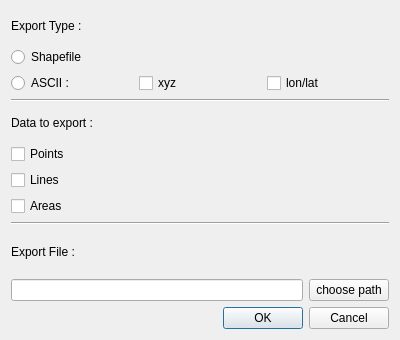
First picture: the form in 3DMetrics/meas_geom_export_dialog.ui, repository IfremerUnderwater/3DMetrics, before the edit.
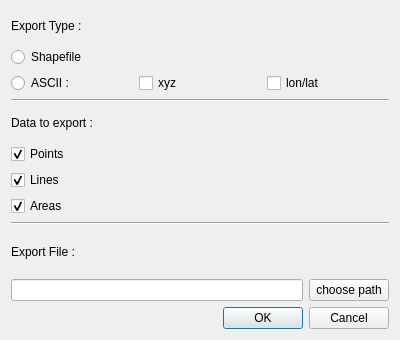
Second picture: the form after the edit.

```diff
--- a/3DMetrics/meas_geom_export_dialog.ui
+++ b/3DMetrics/meas_geom_export_dialog.ui
@@ -101,6 +101,9 @@
        <property name="text">
         <string>Points</string>
        </property>
+       <property name="checked">
+        <bool>true</bool>
+       </property>
       </widget>
      </item>
      <item>
@@ -108,6 +111,9 @@
        <property name="text">
         <string>Lines</string>
        </property>
+       <property name="checked">
+        <bool>true</bool>
+       </property>
       </widget>
      </item>
      <item>
@@ -115,6 +121,9 @@
        <property name="text">
         <string>Areas</string>
        </property>
+       <property name="checked">
+        <bool>true</bool>
+       </property>
       </widget>
      </item>
      <item>
```
